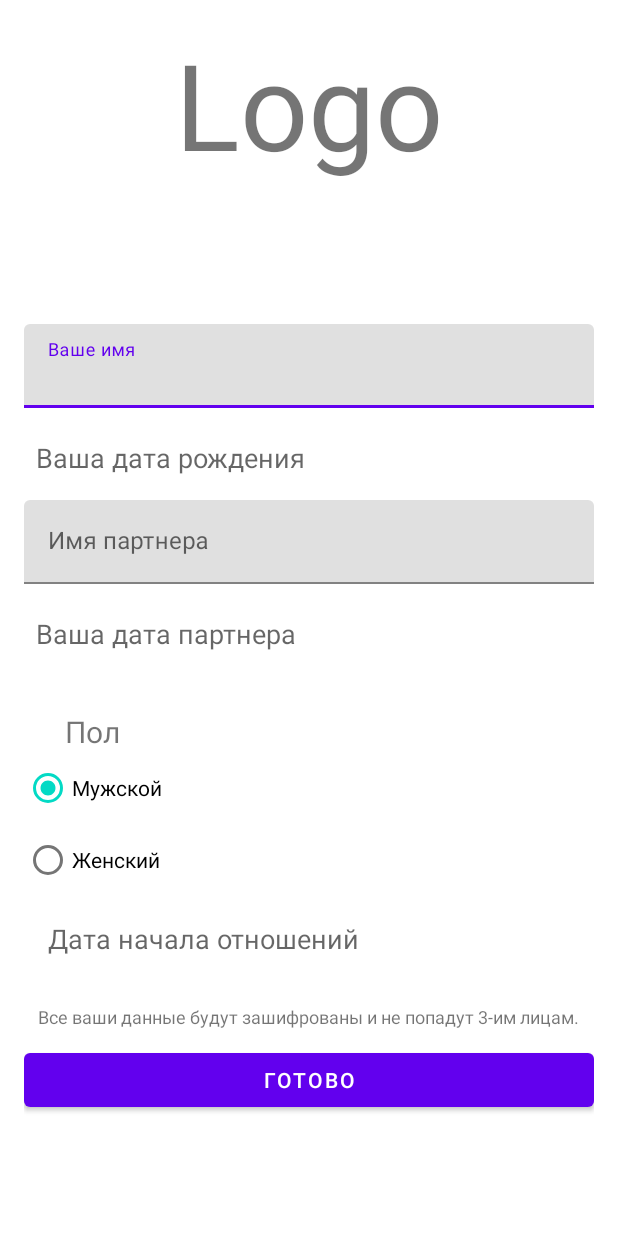
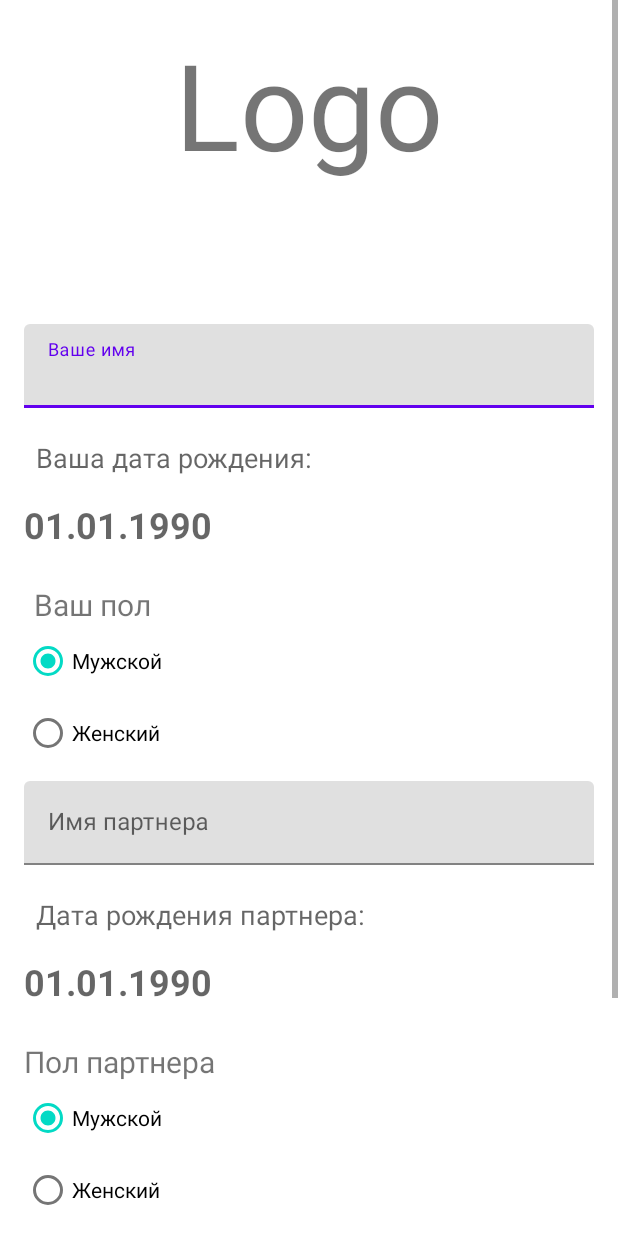
Before and after one commit to Flop88/WeTogetherMVVM, an Android app: the PreSettingsFragment screen opened directly, with no data from a screen before it, on a phone screen of 412 x 824 dp. Run offline under Robolectric (Android 15) with nearby library versions, the phone set to English and light mode, and no system bars.

Commit message:
Refactoring, bug fix, remarkup pre-settings fragment

```diff
--- a/app/src/main/java/ru/mvlikhachev/wetogether/screens/PreSettingsScreen/PreSettingsFragment.kt
+++ b/app/src/main/java/ru/mvlikhachev/wetogether/screens/PreSettingsScreen/PreSettingsFragment.kt
@@ -8,10 +8,13 @@ import android.view.LayoutInflater
 import android.view.View
 import android.view.ViewGroup
 import android.widget.TextView
+import androidx.lifecycle.ViewModelProvider
+import kotlinx.android.synthetic.main.fragment_pre_settings.*
 import ru.mvlikhachev.wetogether.R
 import ru.mvlikhachev.wetogether.databinding.FragmentMainBinding
 import ru.mvlikhachev.wetogether.databinding.FragmentPreSettingsBinding
 import ru.mvlikhachev.wetogether.utils.APP_ACTIVITY
+import ru.mvlikhachev.wetogether.utils.TYPE_ROOM
 import java.text.SimpleDateFormat
 import java.util.*
 
@@ -20,6 +23,7 @@ class PreSettingsFragment : Fragment() {
 
     private var _binding: FragmentPreSettingsBinding? = null
     private val mBinding get() = _binding!!
+    private lateinit var mViewModel: PreSettingsFragmentViewModel
 
     override fun onCreateView(
         inflater: LayoutInflater, container: ViewGroup?,
@@ -34,34 +38,17 @@ class PreSettingsFragment : Fragment() {
 
     override fun onStart() {
         super.onStart()
-//        initDatePicker()
+        initialization()
     }
 
-    private fun initDatePicker() {
-        lateinit var textYourBirthday: TextView  // <---- ????
-        textYourBirthday.text = SimpleDateFormat("dd.MM.yyyy").format(System.currentTimeMillis())
+    private fun initialization() {
+        mViewModel = ViewModelProvider(this).get(PreSettingsFragmentViewModel::class.java)
+        savePreSettingButton.setOnClickListener {
+            mViewModel.initDatabase(TYPE_ROOM)
+        }
+    }
 
-        var cal = Calendar.getInstance()
 
-        val dateSetListener = DatePickerDialog.OnDateSetListener { view, year, monthOfYear, dayOfMonth ->
-            cal.set(Calendar.YEAR, year)
-            cal.set(Calendar.MONTH, monthOfYear)
-            cal.set(Calendar.DAY_OF_YEAR, dayOfMonth)
-
-            val myFormat = "dd.MM.yyy"
-            val sdf = SimpleDateFormat(myFormat, Locale.US)
-            textYourBirthday.text = sdf.format(cal.time)
-        }
-
-        textYourBirthday.setOnClickListener {
-            DatePickerDialog(
-                APP_ACTIVITY, dateSetListener,
-                cal.get(Calendar.YEAR),
-                cal.get(Calendar.MONTH),
-                cal.get(Calendar.DAY_OF_MONTH)).show()
-        }
-
-    }
 }
 
 //val textView: TextView  = findViewById(R.id.textView_date)
--- a/app/src/main/java/ru/mvlikhachev/wetogether/screens/PreSettingsScreen/PreSettingsFragmentViewModel.kt
+++ b/app/src/main/java/ru/mvlikhachev/wetogether/screens/PreSettingsScreen/PreSettingsFragmentViewModel.kt
@@ -1,8 +1,44 @@
 package ru.mvlikhachev.wetogether.screens.PreSettingsScreen
 
 import android.app.Application
+import android.app.DatePickerDialog
+import android.widget.TextView
 import androidx.lifecycle.AndroidViewModel
+import ru.mvlikhachev.wetogether.utils.APP_ACTIVITY
+import java.text.SimpleDateFormat
+import java.util.*
 
 class PreSettingsFragmentViewModel(application: Application) : AndroidViewModel(application) {
+    private val mContext = application
+
+    fun initDatabase(type: String) {
+
+    }
+
+    private fun initDatePicker() {
+        lateinit var textYourBirthday: TextView  // <---- ????
+        textYourBirthday.text = SimpleDateFormat("dd.MM.yyyy").format(System.currentTimeMillis())
+
+        var cal = Calendar.getInstance()
+
+        val dateSetListener = DatePickerDialog.OnDateSetListener { view, year, monthOfYear, dayOfMonth ->
+            cal.set(Calendar.YEAR, year)
+            cal.set(Calendar.MONTH, monthOfYear)
+            cal.set(Calendar.DAY_OF_YEAR, dayOfMonth)
+
+            val myFormat = "dd.MM.yyy"
+            val sdf = SimpleDateFormat(myFormat, Locale.US)
+            textYourBirthday.text = sdf.format(cal.time)
+        }
+
+        textYourBirthday.setOnClickListener {
+            DatePickerDialog(
+                APP_ACTIVITY, dateSetListener,
+                cal.get(Calendar.YEAR),
+                cal.get(Calendar.MONTH),
+                cal.get(Calendar.DAY_OF_MONTH)).show()
+        }
+
+    }
 
 }
--- a/app/src/main/java/ru/mvlikhachev/wetogether/utils/constants.kt
+++ b/app/src/main/java/ru/mvlikhachev/wetogether/utils/constants.kt
@@ -3,3 +3,5 @@ package ru.mvlikhachev.wetogether.utils
 import ru.mvlikhachev.wetogether.MainActivity
 
 lateinit var APP_ACTIVITY: MainActivity
+const val TYPE_DATABASE = "type_database"
+const val TYPE_ROOM = "type_room"
--- a/app/src/main/res/layout/fragment_pre_settings.xml
+++ b/app/src/main/res/layout/fragment_pre_settings.xml
@@ -37,13 +37,51 @@
             </com.google.android.material.textfield.TextInputLayout>
 
             <TextView
-                android:id="@+id/yourBirthday"
                 android:layout_width="match_parent"
                 android:layout_height="wrap_content"
-                android:hint="Ваша дата рождения"
+                android:hint="Ваша дата рождения:"
                 android:textSize="18sp"
                 android:layout_marginLeft="8dp"
                 android:layout_marginBottom="16dp" />
+
+            <TextView
+                android:id="@+id/yourBirthdayDate"
+                android:hint="01.01.1990"
+                style="@style/pre_settings_date_style"/>
+
+
+            <RadioGroup
+                android:id="@+id/yourGender"
+                android:layout_width="wrap_content"
+                android:layout_height="wrap_content"
+                android:layout_alignParentLeft="true"
+                android:layout_below="@+id/textView1"
+                android:layout_marginTop="8dp"
+                android:layout_marginBottom="8dp">
+
+                <TextView
+                    android:layout_width="wrap_content"
+                    android:layout_height="wrap_content"
+                    android:layout_gravity="center_horizontal"
+                    android:layout_marginTop="15dp"
+                    android:text="Ваш пол"
+                    android:textSize="20sp"/>
+
+                <RadioButton
+                    android:id="@+id/yourGenderMan"
+                    android:layout_width="wrap_content"
+                    android:layout_height="wrap_content"
+                    android:checked="true"
+                    android:text="Мужской" />
+
+                <RadioButton
+                    android:id="@+id/yourGenderWoman"
+                    android:layout_width="wrap_content"
+                    android:layout_height="wrap_content"
+                    android:text="Женский" />
+            </RadioGroup>
+
+
 
             <com.google.android.material.textfield.TextInputLayout
                 android:id="@+id/textInputLoveName"
@@ -60,51 +98,62 @@
             </com.google.android.material.textfield.TextInputLayout>
 
             <TextView
-                android:id="@+id/loveBirthday"
                 android:layout_width="match_parent"
                 android:layout_height="wrap_content"
-                android:hint="Ваша дата партнера"
+                android:hint="Дата рождения партнера:"
                 android:textSize="18sp"
                 android:layout_marginLeft="8dp"
                 android:layout_marginBottom="16dp" />
 
+            <TextView
+                android:id="@+id/partnerBirthdayDate"
+                android:hint="01.01.1990"
+                style="@style/pre_settings_date_style"/>
+
             <RadioGroup
-                android:id="@+id/radioGroup1"
+                android:id="@+id/partnerGender"
                 android:layout_width="wrap_content"
                 android:layout_height="wrap_content"
                 android:layout_alignParentLeft="true"
                 android:layout_below="@+id/textView1"
-                android:layout_marginTop="8dp" >
+                android:layout_marginTop="8dp"
+                android:layout_marginBottom="8dp">
 
                 <TextView
                     android:layout_width="wrap_content"
                     android:layout_height="wrap_content"
                     android:layout_gravity="center_horizontal"
                     android:layout_marginTop="15dp"
-                    android:text="Пол"
+                    android:text="Пол партнера"
                     android:textSize="20sp"/>
 
                 <RadioButton
-                    android:id="@+id/radio0"
+                    android:id="@+id/partnerGenderMan"
                     android:layout_width="wrap_content"
                     android:layout_height="wrap_content"
                     android:checked="true"
                     android:text="Мужской" />
 
                 <RadioButton
-                    android:id="@+id/radio1"
+                    android:id="@+id/partnerGenderWoman"
                     android:layout_width="wrap_content"
                     android:layout_height="wrap_content"
                     android:text="Женский" />
             </RadioGroup>
 
+
             <TextView
                 android:id="@+id/theDayIFeelLove"
                 android:layout_width="match_parent"
                 android:layout_height="wrap_content"
-                android:hint="Дата начала отношений"
+                android:hint="Дата начала отношений:"
                 android:textSize="18sp"
                 android:layout_margin="16dp" />
+
+            <TextView
+                android:id="@+id/loveDate"
+                android:hint="01.01.1990"
+                style="@style/pre_settings_date_style" />
 
             <TextView
                 android:layout_width="wrap_content"
--- /dev/null
+++ b/app/src/main/res/values/styles.xml
@@ -0,0 +1,11 @@
+<?xml version="1.0" encoding="utf-8"?>
+<resources>
+
+    <style name="pre_settings_date_style">
+        <item name="android:layout_width">match_parent</item>
+        <item name="android:layout_height">wrap_content</item>
+        <item name="android:textColor">@color/black</item>
+        <item name="android:textStyle">bold</item>
+        <item name="android:textSize">24sp</item>
+    </style>
+</resources>
--- a/app/src/main/res/values/themes.xml
+++ b/app/src/main/res/values/themes.xml
@@ -13,4 +13,10 @@
         <item name="android:statusBarColor" tools:targetApi="l">?attr/colorPrimaryVariant</item>
         <!-- Customize your theme here. -->
     </style>
+
+    <style name="Divider">
+        <item name="android:layout_width">match_parent</item>
+        <item name="android:layout_height">1dp</item>
+        <item name="android:background">?android:attr/listDivider</item>
+    </style>
 </resources>
```
Also changed, not shown: app/build.gradle (+16 -0 lines), app/src/main/java/ru/mvlikhachev/wetogether/model/AppPerson.kt (added, +33 -0 lines).
